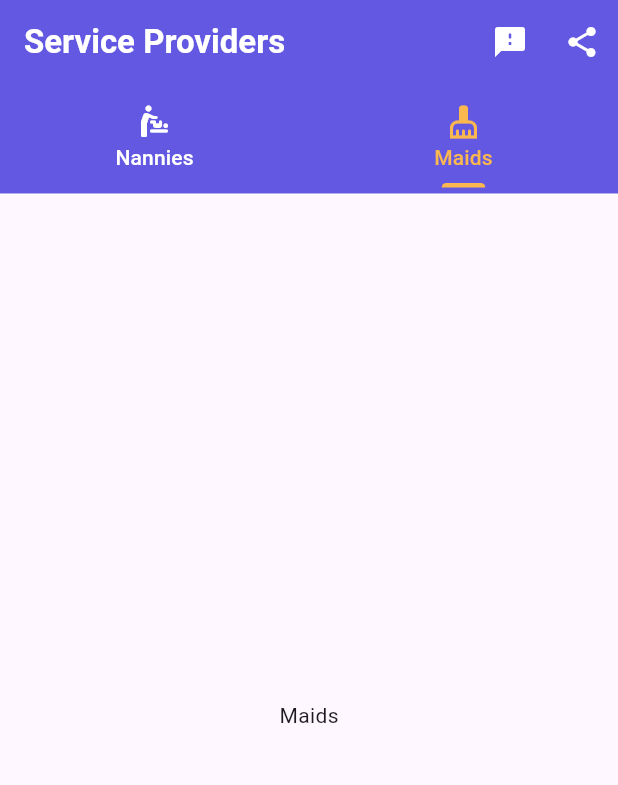
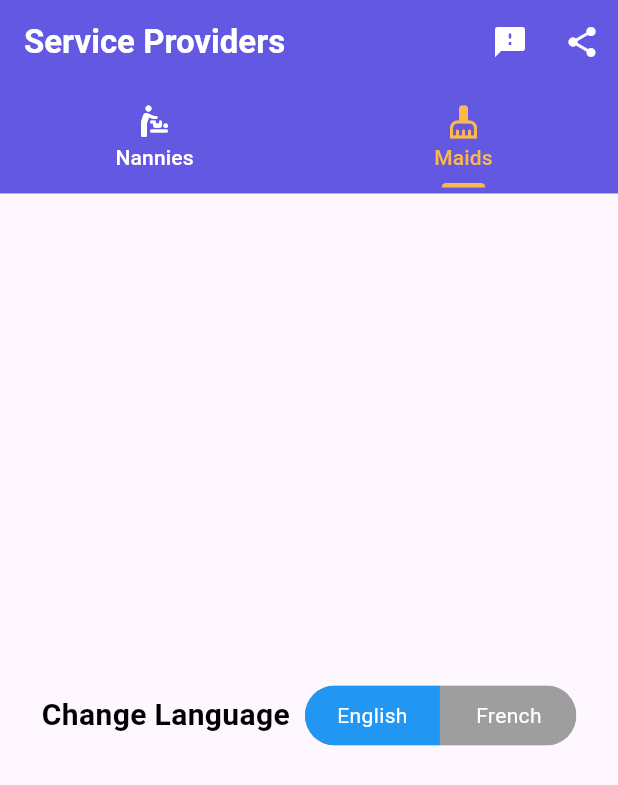
Before and after one commit to bellatez/Akomby, a Flutter app: the screen it shows after launch, tab 2 chosen, on a phone screen of 412 x 824 dp. Shown: the top 785 px of the screen. Run offline on Flutter 3.47's test engine with Material 3 defaults, Android fonts, the phone set to English and light mode, and no system bars; drawn by our look-alikes of toggle_switch; our stand-ins replace bloc, dots_indicator, firebase_auth, firebase_storage, flutter_bloc, flutter_local_notifications and 3 more; accounts and stored records are empty; project files that could hold a hidden picture were left out.

Commit message:
finish setting up internationalization

```diff
--- a/lib/core/Utils/text_strings.dart
+++ b/lib/core/Utils/text_strings.dart
@@ -16,6 +16,8 @@ class LocalKeys{
 
   static const String tOnboardingSubTitle2 = "tOnboardingSubTitle2";
   static const String tOnboardingSubTitle3 = "tOnboardingSubTitle3";
+  static const String serviceProviders = "serviceProviders";
+  static const String changeLanguage = "changeLanguage";
 }
 
 
@@ -26,8 +28,12 @@ class Locales{
     "tOnboardingTitle3": "Have a tidy home with our maids",
     "tOnboardingSubTitle1": "We have compiled nannies and maids in different quarters and placed in your palms",
     "tOnboardingSubTitle2": "Get a nanny to take care of your kids while you are away",
-    "tOnboardingSubTitle3": "Need some help with house chores? we have someone for you"
-  };
+    "tOnboardingSubTitle3": "Need some help with house chores? we have someone for you",
+
+    "serviceProviders": "Service Providers",
+    "changeLanguage": "Change Language"
+
+};
 
   static const fr = {
     "tOnboardingTitle1": "Accédez à de nombreuses aides",
@@ -35,7 +41,10 @@ class Locales{
     "tOnboardingTitle3": "Ayez une maison bien rangée avec nos femmes de ménage",
     "tOnboardingSubTitle1": "Nous avons compilé des nounous et des femmes de chambre dans différents quartiers et les avons placées dans vos paumes",
     "tOnboardingSubTitle2": "Demandez à une nounou de s'occuper de vos enfants pendant votre absence",
-    "tOnboardingSubTitle3": "Besoin d'aide pour les tâches ménagères ? nous avons quelqu'un pour vous"
+    "tOnboardingSubTitle3": "Besoin d'aide pour les tâches ménagères ? nous avons quelqu'un pour vous",
+
+    "serviceProviders": "Fournisseurs de services",
+    "changeLanguage": ""
   };
 
 }
--- a/lib/core/features/service_providers/views/screens/provider_listings.dart
+++ b/lib/core/features/service_providers/views/screens/provider_listings.dart
@@ -1,7 +1,17 @@
+import 'package:Akombi/core/Utils/text_strings.dart';
 import 'package:Akombi/core/constants/colors.dart';
 import 'package:Akombi/core/features/service_providers/models/providers_data.dart';
 import 'package:Akombi/core/features/service_providers/views/screens/provider_card.dart';
 import 'package:flutter/material.dart';
+import 'package:get/get.dart';
+import 'package:get/get_core/src/get_main.dart';
+import 'package:get_storage/get_storage.dart';
+import 'package:toggle_switch/toggle_switch.dart';
+
+import '../../../../common_widgets/fitness_button.dart';
+
+
+GetStorage box = GetStorage();
 
 class ProviderListings extends StatefulWidget {
   @override
@@ -33,8 +43,9 @@ class _ProviderListingsState extends State<ProviderListings>
     return Scaffold(
       appBar: AppBar(
         backgroundColor: ColorConstants.tPrimaryColor,
-        title: const Text(
-          'Service Providers',
+        title: Text(
+          // 'Service Providers',
+          LocalKeys.serviceProviders.tr,
           style: TextStyle(
               color: ColorConstants.white, fontWeight: FontWeight.bold),
         ),
@@ -72,10 +83,95 @@ class _ProviderListingsState extends State<ProviderListings>
             itemBuilder: (context, index) {
               return ProviderCard(providers: providers, index: index);
             }),
-        const Center(
-          child: Text("Maids"),
-        )
+        // const Center(
+        //   child: Text("Maids"),
+        // )
+        const LanguageTheme(),
       ]),
     );
   }
 }
+
+
+
+class LanguageTheme extends StatelessWidget {
+  const LanguageTheme({super.key});
+
+  @override
+  Widget build(BuildContext context) {
+
+    final List<Map<String, Object>> locales = [
+      {
+        "name": "English",
+        "locale": Locale("en", 'US')
+      },
+      {
+        "name": "French",
+        "locale": Locale("fr", '	FR')
+      }
+    ];
+
+    updateLocale(Locale locale, BuildContext context){
+      Get.updateLocale(locale);
+
+      // Save the state of data in localStorage
+      final GetStorage box = GetStorage();
+      box.write('language_code', locale.languageCode);
+    }
+    String getSavedLocale(){
+      final box = GetStorage();
+      return box.read('language_code') ?? 'en';
+    }
+
+    String savedLanguageCode = getSavedLocale();
+    int initialIndex = locales.indexWhere((locale) =>
+    (locale['locale'] as Locale).languageCode == savedLanguageCode
+    );
+    return Column(
+      mainAxisAlignment: MainAxisAlignment.center,
+      crossAxisAlignment: CrossAxisAlignment.center,
+      children: [
+        Row(
+          mainAxisAlignment: MainAxisAlignment.center,
+          children: [
+            Text(
+                "Change Language",
+              style: TextStyle(
+                color: Colors.black,
+                fontSize: 20,
+                fontWeight: FontWeight.bold,
+              ),
+            ),
+            const SizedBox(width: 10,),
+            ToggleSwitch(
+              minWidth: 90.0,
+              initialLabelIndex: initialIndex,
+              cornerRadius: 20.0,
+              activeFgColor: Colors.white,
+              inactiveBgColor: Colors.grey,
+              inactiveFgColor: Colors.white,
+              totalSwitches: 2,
+              labels: ['English', 'French'],
+              // icons: [FontAwesomeIcons.mars, FontAwesomeIcons.venus],
+              activeBgColors: const [[Colors.blue],[Colors.pink]],
+              onToggle: (index) {
+                  print('switched to: $index');
+                    if(index == 0){
+                      updateLocale(locales[0]['locale'] as Locale, context);
+                    } else if(index == 1){
+                      updateLocale(locales[1]['locale'] as Locale, context);
+                    }
+                  },
+            ),
+          ],
+        ),
+
+        // const SizedBox(height: 30,),
+        // FitnessButton(title: 'Switch Theme', onTap: () {
+        //   Get.changeTheme(Get.isDarkMode? ThemeData.light(): ThemeData.dark());
+        // },),
+
+      ],
+    );
+  }
+}
--- a/lib/main.dart
+++ b/lib/main.dart
@@ -5,8 +5,11 @@ import 'package:flutter/material.dart';
 import 'package:get/get.dart';
 import 'package:get/get_core/src/get_main.dart';
 import 'package:get/get_navigation/src/root/get_material_app.dart';
+import 'package:get_storage/get_storage.dart';
 
-void main() {
+void main() async{
+  WidgetsFlutterBinding.ensureInitialized();
+  await GetStorage.init();
   runApp(const MyApp());
 }
 
@@ -15,9 +18,10 @@ class MyApp extends StatelessWidget {
 
   @override
   Widget build(BuildContext context) {
+    Locale locale = Locale(GetStorage().read('language_code') ?? 'en');
     return GetMaterialApp(
-        translations: AppTranslations(),
-        locale: Get.deviceLocale,
+    translations: AppTranslations(),
+        locale: locale,
         debugShowCheckedModeBanner: false,
         theme: ThemeData(
           colorScheme: ColorScheme.fromSeed(seedColor: Colors.deepPurple),
--- a/pubspec.yaml
+++ b/pubspec.yaml
@@ -50,6 +50,8 @@ dependencies:
   # Use with the CupertinoIcons class for iOS style icons.
   cupertino_icons: ^1.0.8
   get: ^4.6.6
+  toggle_switch: ^2.3.0
+  get_storage: ^2.1.1
 
 dev_dependencies:
   flutter_test:
```
Also changed, not shown: pubspec.lock, 2 other files.
